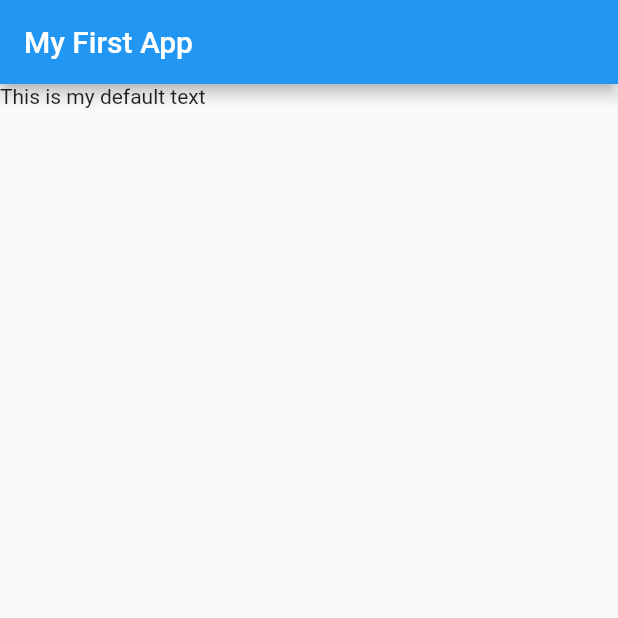
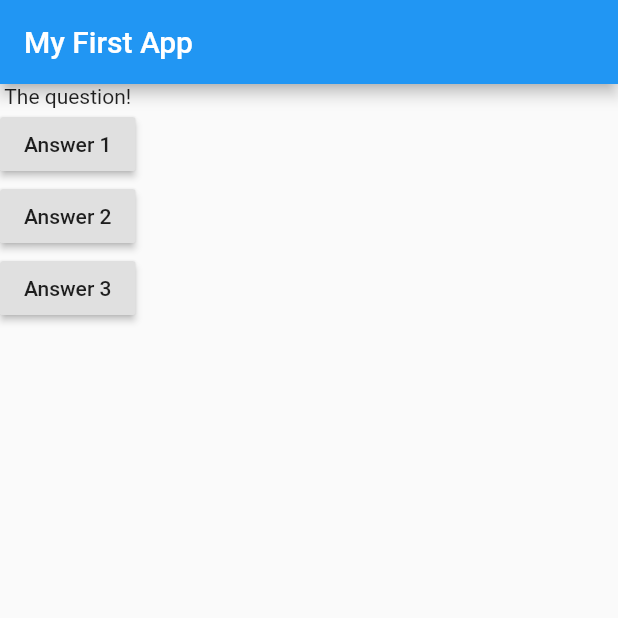
Before and after one commit to amanjain-ops/quizz_app, a Flutter app: the screen it shows after launch, on a phone screen of 412 x 824 dp, the top half of it. Run offline on Flutter 3.47's test engine with Material 2 defaults, Android fonts, the phone set to English and light mode, and no system bars.

Commit message:
First commit

```diff
--- a/lib/main.dart
+++ b/lib/main.dart
@@ -1,3 +1,5 @@
+// ignore_for_file: deprecated_member_use, prefer_const_constructors, use_key_in_widget_constructors, prefer_const_literals_to_create_immutables
+
 import 'package:flutter/material.dart';
 
 void main() {
@@ -5,14 +7,38 @@ void main() {
 }
 
 class MyApp extends StatelessWidget {
+  void answerQuestion() {
+    print("Answer chosen!");
+  }
+
   @override
   Widget build(BuildContext context) {
+    var question = [
+      "What's your favorite color?",
+      "What's your favorite animal?",
+    ];
     return MaterialApp(
       home: Scaffold(
         appBar: AppBar(
           title: Text('My First App'),
         ),
-        body: Text('This is my default text'),
+        body: Column(
+          children: [
+            Text("The question!"),
+            RaisedButton(
+              child: Text("Answer 1"),
+              onPressed: answerQuestion,
+            ),
+            RaisedButton(
+              child: Text("Answer 2"),
+              onPressed: answerQuestion,
+            ),
+            RaisedButton(
+              child: Text("Answer 3"),
+              onPressed: answerQuestion,
+            ),
+          ],
+        ),
       ),
     );
   }
```
